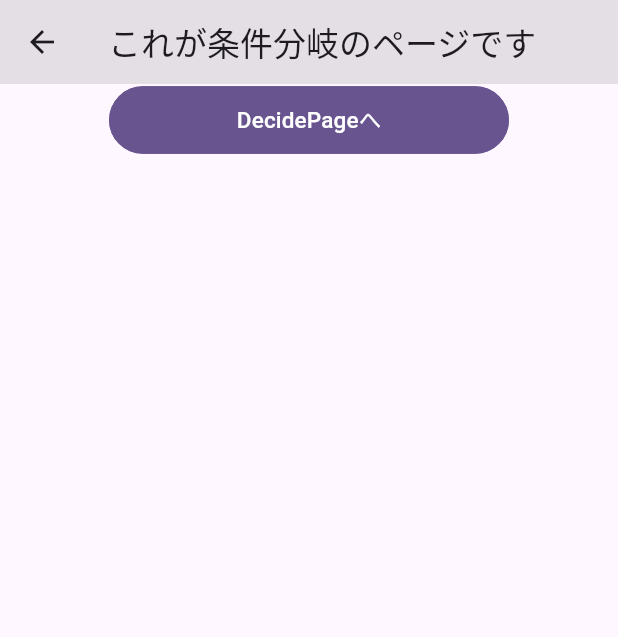
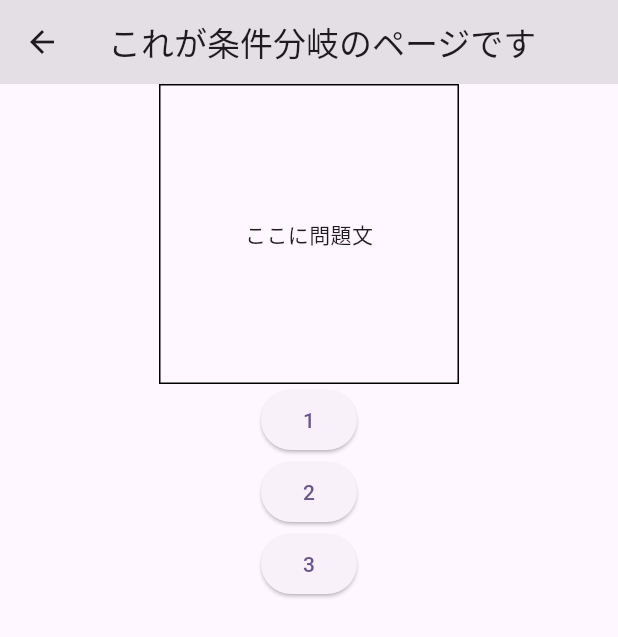
Before and after one commit to Bellwether-Flutter-team/team_a_project, a Flutter app: the ConditionPage screen opened by its route, on a phone screen of 412 x 824 dp. Shown: the top 637 px of the screen. Run offline on Flutter 3.47's test engine with Material 2 defaults, Android fonts, the light colour scheme and no system bars; our stand-ins replace get.

Commit message:
conditon?page.dartの枠組みを追加しました

```diff
--- a/lib/pages/condition_page.dart
+++ b/lib/pages/condition_page.dart
@@ -15,46 +15,42 @@ class ConditionPage extends StatelessWidget {
       body: Center(
         child: Column(
           children: [
-            ElevatedButton(
-              style: ElevatedButton.styleFrom(
-                padding: const EdgeInsets.symmetric(horizontal: 20.0),
-                backgroundColor: Theme.of(context).primaryColor,
-                foregroundColor: Colors.black,
-                elevation: 0,
-                shape: StadiumBorder(
-                  side: BorderSide(
-                      width: 1, color: Theme.of(context).primaryColor),
+            Column(
+              mainAxisAlignment: MainAxisAlignment.start,
+              children: [
+                Container(
+                  alignment: Alignment.center,
+                  height: 200,
+                  width: 200,
+                  decoration: BoxDecoration(
+                    border: Border.all(color: Colors.black),
+                  ),
+                  child: Text('ここに問題文'),
                 ),
-              ),
-              child: SizedBox(
-                width: MediaQuery.of(context).size.width * 0.55,
-                height: 45.0,
-                child: Row(
-                  mainAxisAlignment: MainAxisAlignment.start,
-                  crossAxisAlignment: CrossAxisAlignment.center,
-                  children: [
-                    const SizedBox(
-                      height: 100,
-                    ),
-                    Expanded(
-                      child: Container(
-                        width: double.infinity,
-                        alignment: Alignment.center,
-                        child: const Text(
-                          'DecidePageへ',
-                          style: TextStyle(
-                            fontSize: 15,
-                            color: Colors.white,
-                          ),
-                        ),
-                      ),
-                    ),
-                  ],
+              ],
+            ),
+            Column(
+              mainAxisAlignment: MainAxisAlignment.end,
+              children: [
+                ElevatedButton(
+                  child: const Text('1', semanticsLabel: '1'),
+                  onPressed: () {},
                 ),
-              ),
-              onPressed: () {
-                Get.toNamed(AppRoutes.decidePage);
-              },
+                ElevatedButton(
+                  child: const Text(
+                    '2',
+                    semanticsLabel: '2',
+                  ),
+                  onPressed: () {},
+                ),
+                ElevatedButton(
+                  child: const Text(
+                    '3',
+                    semanticsLabel: '3',
+                  ),
+                  onPressed: () {},
+                ),
+              ],
             ),
           ],
         ),
```
